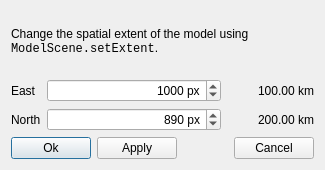
The window that src/talpa/res/dialog_extent.ui (pyrocko/kite) describes before a commit, drawn with Qt 5.
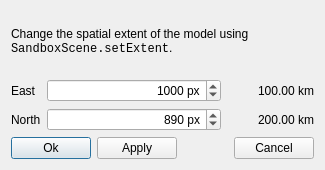
The same window after the commit.

```diff
--- a/src/talpa/res/dialog_extent.ui
+++ b/src/talpa/res/dialog_extent.ui
@@ -38,7 +38,7 @@
    <item>
     <widget class="QLabel" name="label_5">
      <property name="text">
-      <string>Change the spatial extent of the model using &lt;span style='font-family: monospace'&gt;ModelScene.setExtent&lt;/span&gt;.</string>
+      <string>Change the spatial extent of the model using &lt;span style='font-family: monospace'&gt;SandboxScene.setExtent&lt;/span&gt;.</string>
      </property>
      <property name="wordWrap">
       <bool>true</bool>
```
Left out of the diff: 6 changed lines with no effect on the pictures.
